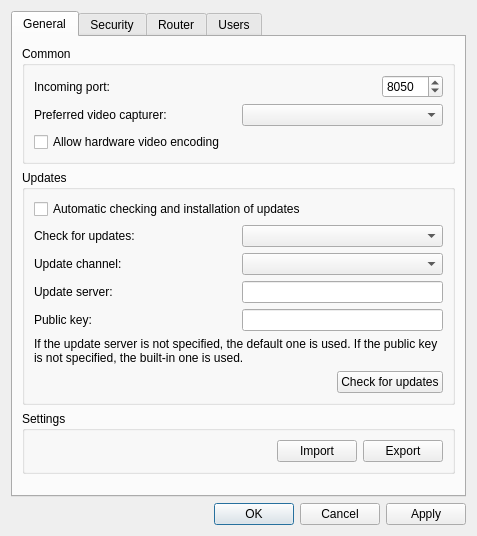
Old version of the form source/host/ui/config_dialog.ui in the repository dchapyshev/aspia.
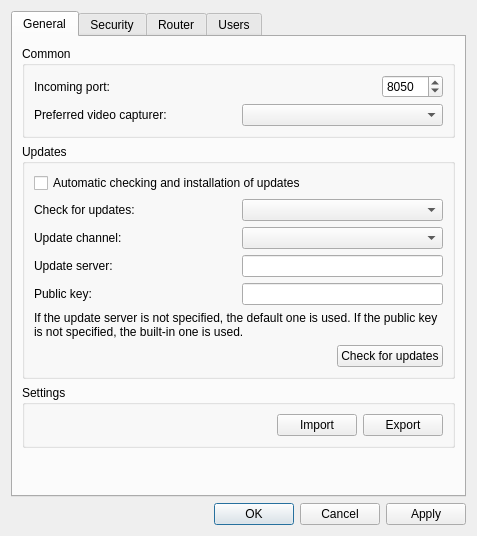
New version of the form. Icons and pictures are not drawn. Custom widgets are drawn as their Qt base class.

What changed in the file:
```diff
--- a/source/host/ui/config_dialog.ui
+++ b/source/host/ui/config_dialog.ui
@@ -81,13 +81,6 @@
             </item>
            </layout>
           </item>
-          <item row="2" column="0" colspan="3">
-           <widget class="QCheckBox" name="checkbox_hardware_encoding">
-            <property name="text">
-             <string>Allow hardware video encoding</string>
-            </property>
-           </widget>
-          </item>
          </layout>
         </widget>
        </item>
```
